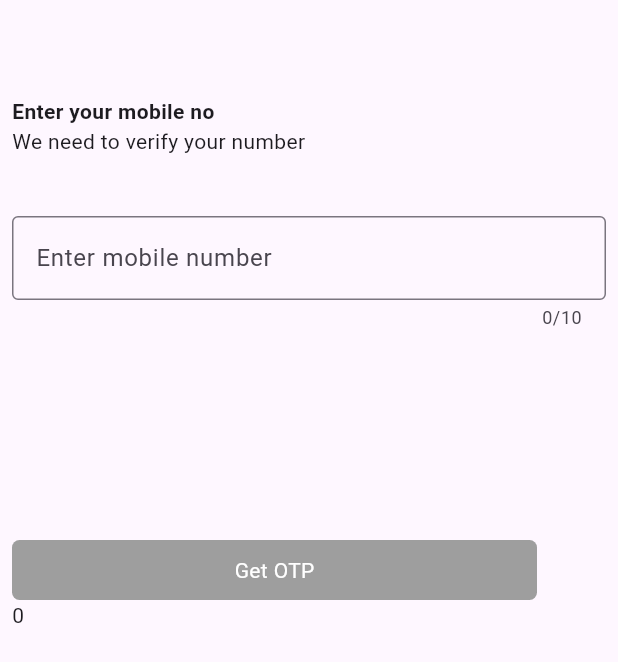
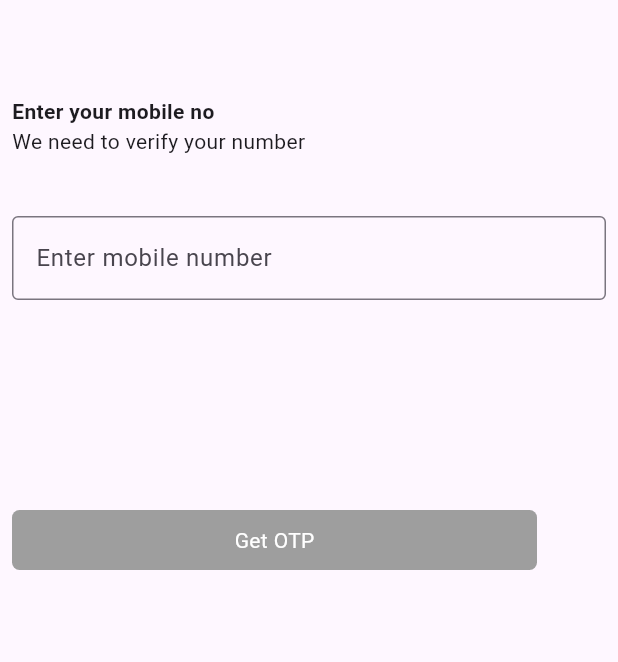
Before and after one commit to Avinash1705/kui-otp-verification, a Flutter app: the screen it shows after launch, on a phone screen of 412 x 824 dp. Shown: the top 662 px of the screen. Run offline on Flutter 3.47's test engine with Material 3 defaults, Android fonts, the light colour scheme and no system bars; our stand-ins replace get.

Commit message:
2nd page done

```diff
--- a/lib/controllers/get_otp_controller.dart
+++ b/lib/controllers/get_otp_controller.dart
@@ -4,8 +4,8 @@ import 'package:get/get_rx/get_rx.dart';
 
 class GetOtpController extends GetxController {
   var mobileController = TextFormField();
-  String? mobileNumber;
-  RxInt count = 0.obs;
+  var mobileNumber;
+  // RxInt count = 0.obs;
   var toggleColor = false.obs;
 
   isValidContact(String value) {
--- a/lib/main.dart
+++ b/lib/main.dart
@@ -1,3 +1,5 @@
+import 'package:bama_otp_verification/controllers/get_otp_controller.dart';
+import 'package:bama_otp_verification/controllers/verify_phone_controller.dart';
 import 'package:bama_otp_verification/ui/get_otp_page.dart';
 import 'package:bama_otp_verification/utils/app_routes.dart';
 import 'package:flutter/material.dart';
@@ -13,6 +15,7 @@ class MyApp extends StatelessWidget {
   // This widget is the root of your application.
   @override
   Widget build(BuildContext context) {
+    init();
     return GetMaterialApp(
       title: 'Flutter Demo',
       theme: ThemeData(
@@ -25,3 +28,8 @@ class MyApp extends StatelessWidget {
     );
   }
 }
+
+init() {
+  Get.lazyPut(() => GetOtpController());
+  Get.lazyPut(() => VerifyPhoneController());
+}
--- a/lib/ui/get_otp_page.dart
+++ b/lib/ui/get_otp_page.dart
@@ -1,10 +1,12 @@
 import 'package:bama_otp_verification/ui/verify_phone_number_page.dart';
 import 'package:bama_otp_verification/utils/app_routes.dart';
 import 'package:flutter/material.dart';
+import 'package:flutter/services.dart';
 import 'package:get/get.dart';
 import 'package:get/get_core/src/get_main.dart';
 import 'package:get/get_state_manager/get_state_manager.dart';
 
+import '../common/otp_container.dart';
 import '../controllers/get_otp_controller.dart';
 
 class GetOtpPage extends StatelessWidget {
@@ -12,7 +14,8 @@ class GetOtpPage extends StatelessWidget {
 
   @override
   Widget build(BuildContext context) {
-    GetOtpController otpController = GetOtpController();
+    GetOtpController otpController = Get.find<GetOtpController>();
+    print(Get.find<GetOtpController>().mobileNumber);
     return Scaffold(
       appBar: AppBar(),
       body: Padding(
@@ -30,36 +33,34 @@ class GetOtpPage extends StatelessWidget {
             ),
             TextFormField(
                 controller: otpController.mobileController.controller,
-                maxLength: 10,
+                // maxLength: 10,
+                inputFormatters: [LengthLimitingTextInputFormatter(10)],
                 decoration: InputDecoration(
                     hintText: "Enter mobile number",
                     border: OutlineInputBorder()),
                 onChanged: (value) {
                   otpController.isValidContact(value);
                   otpController.mobileNumber = value;
-                  print(otpController.mobileNumber);
+                  print("mobileNumber${otpController.mobileNumber}");
                 },
                 autovalidateMode: AutovalidateMode.onUserInteraction,
-                validator: (value) =>
-                    otpController.isValidContact(value!)
-            ),
+                validator: (value) => otpController.isValidContact(value!)),
             SizedBox(
               height: 140,
             ),
             InkWell(
-              onTap: () =>
-              otpController.toggleColor.value ? Get.toNamed(
-                  AppRoutes.getVerifyPhoneNumberPage()):null,
-              child: Obx(() =>
-                  Container(
+              onTap: () => otpController.toggleColor.value
+                  ? Get.toNamed(AppRoutes.getVerifyPhoneNumberPage())
+                  : null,
+              child: Obx(
+                () => Container(
                   width: 350,
                   height: 40,
                   decoration: BoxDecoration(
                       color: otpController.toggleColor.value
                           ? Colors.black
                           : Colors.grey,
-                        borderRadius: const BorderRadius.all(
-                            Radius.circular(5))),
+                      borderRadius: const BorderRadius.all(Radius.circular(5))),
                   child: const Center(
                     child: Text(
                       "Get OTP",
@@ -69,7 +70,7 @@ class GetOtpPage extends StatelessWidget {
                 ),
               ),
             ),
-            Obx(() => Text("${otpController.count}")),
+            // Obx(() => Text("${otpController.count}")),
           ],
         ),
       ),
```
Also changed, not shown: lib/common/otp_container.dart (added, +30 -0 lines), lib/controllers/verify_phone_controller.dart (added, +39 -0 lines), lib/ui/verify_phone_number_page.dart (+79 -1 lines). Lines whose indentation alone changed are shown as unchanged.
